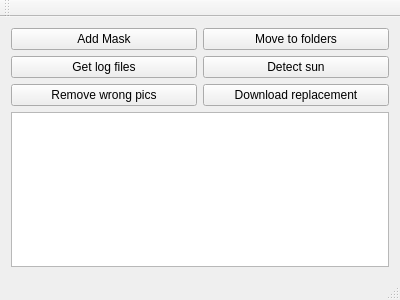
Qt form mainwindow.ui (szazdenes/Maskingfor1000Viking) before a commit.
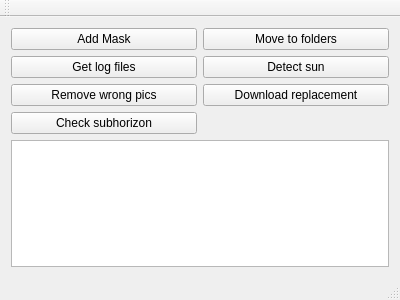
The same form after that commit.

Commit message: searching identical files added

The edit to the form file:
```diff
--- a/mainwindow.ui
+++ b/mainwindow.ui
@@ -29,7 +29,7 @@
       </property>
      </widget>
     </item>
-    <item row="3" column="0" colspan="2">
+    <item row="4" column="0" colspan="2">
      <widget class="QListWidget" name="listWidget"/>
     </item>
     <item row="1" column="0">
@@ -60,6 +60,13 @@
       </property>
      </widget>
     </item>
+    <item row="3" column="0">
+     <widget class="QPushButton" name="chSubhorizonPushButton">
+      <property name="text">
+       <string>Check subhorizon</string>
+      </property>
+     </widget>
+    </item>
    </layout>
   </widget>
   <widget class="QMenuBar" name="menuBar">
```
The commit also changes 2 other files.
